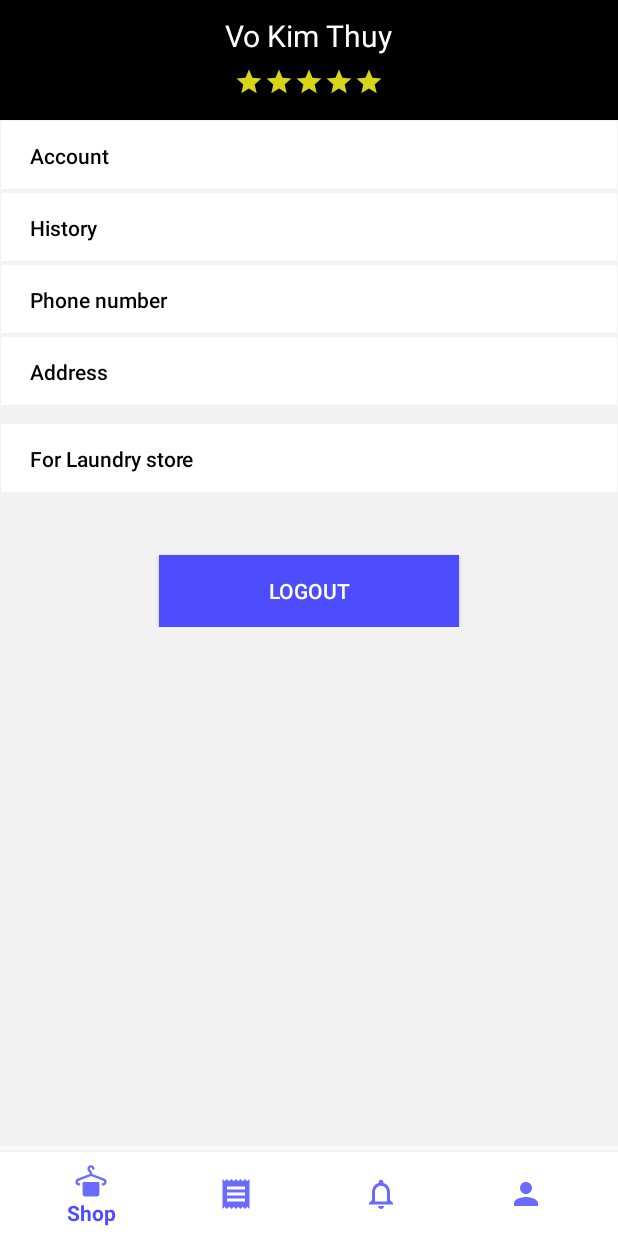
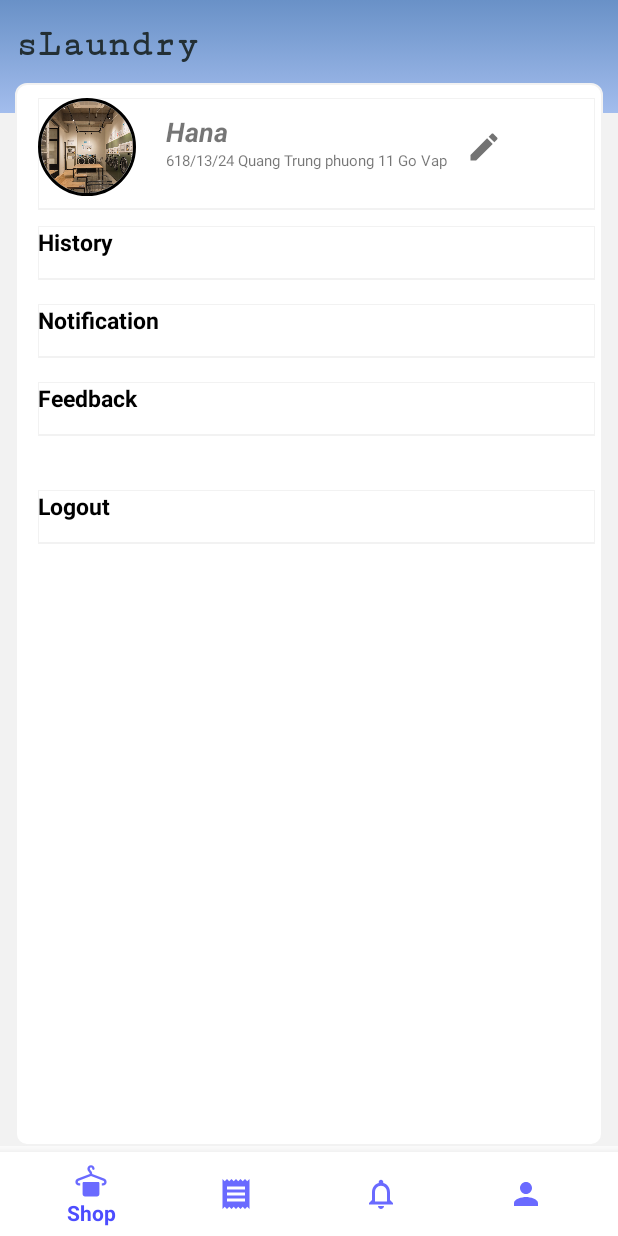
Before and after one commit to thuyvtk/CLaundry, an Android app: the screen it shows after launch (MainActivity), on a phone screen of 412 x 824 dp. Run offline under Robolectric (Android 15) with nearby library versions, the phone set to English and light mode, and no system bars; our stand-ins replace CircleImageView; Roboto replaces fonts that are not available here.

Commit message:
[Edit profile fragment]

```diff
--- a/app/src/main/java/thuyvtk/activity/laundry_customer/fragment/AccountFragment.java
+++ b/app/src/main/java/thuyvtk/activity/laundry_customer/fragment/AccountFragment.java
@@ -10,14 +10,10 @@ import android.view.LayoutInflater;
 import android.view.View;
 import android.view.ViewGroup;
 import android.widget.Button;
-
 import java.util.List;
-import java.util.zip.Inflater;
-
 import thuyvtk.activity.laundry_customer.R;
 import thuyvtk.activity.laundry_customer.activity.EditAccountActivity;
 import thuyvtk.activity.laundry_customer.activity.LoginActivity;
-import thuyvtk.activity.laundry_customer.activity.MainActivity;
 import thuyvtk.activity.laundry_customer.library.SharePreferenceLib;
 import thuyvtk.activity.laundry_customer.model.OrderDTO;
 import thuyvtk.activity.laundry_customer.view.OrderHistoryView;
@@ -26,16 +22,12 @@ import thuyvtk.activity.laundry_customer.view.OrderHistoryView;
  * A simple {@link Fragment} subclass.
  */
 public class AccountFragment extends Fragment implements OrderHistoryView {
-    Button btnAccount,btnLogout,btnHistory;
 
     public AccountFragment() {
         // Required empty public constructor
     }
 
     private void defineView(View view) {
-        btnAccount = view.findViewById(R.id.btnAccount);
-        btnLogout = view.findViewById(R.id.btnLogout);
-        btnHistory = view.findViewById(R.id.btnHistory);
     }
 
     @Override
@@ -44,30 +36,30 @@ public class AccountFragment extends Fragment implements OrderHistoryView {
         // Inflate the layout for this fragment
         View view = inflater.inflate(R.layout.fragment_account, container, false);
         defineView(view);
-        btnAccount.setOnClickListener(new View.OnClickListener() {
-            @Override
-            public void onClick(View view) {
-                Intent intent = new Intent(getContext(), EditAccountActivity.class);
-                startActivity(intent);
-            }
-        });
-        // logout
-        btnLogout.setOnClickListener(new View.OnClickListener() {
-            @Override
-            public void onClick(View v) {
-                SharePreferenceLib sharePreferenceLib =  new SharePreferenceLib(getContext());
-                sharePreferenceLib.logouṭ();
-                Intent intent = new Intent(getContext(),LoginActivity.class);
-                startActivity(intent);
-                getActivity().finish();
-            }
-        });
-        btnHistory.setOnClickListener(new View.OnClickListener() {
-            @Override
-            public void onClick(View v) {
-
-            }
-        });
+//        btnAccount.setOnClickListener(new View.OnClickListener() {
+//            @Override
+//            public void onClick(View view) {
+//                Intent intent = new Intent(getContext(), EditAccountActivity.class);
+//                startActivity(intent);
+//            }
+//        });
+//        // logout
+//        btnLogout.setOnClickListener(new View.OnClickListener() {
+//            @Override
+//            public void onClick(View v) {
+//                SharePreferenceLib sharePreferenceLib =  new SharePreferenceLib(getContext());
+//                sharePreferenceLib.logouṭ();
+//                Intent intent = new Intent(getContext(),LoginActivity.class);
+//                startActivity(intent);
+//                getActivity().finish();
+//            }
+//        });
+//        btnHistory.setOnClickListener(new View.OnClickListener() {
+//            @Override
+//            public void onClick(View v) {
+//
+//            }
+//        });
         return view;
         // view history
 
--- /dev/null
+++ b/app/src/main/res/drawable-v24/boder_radius_tab_item.xml
@@ -0,0 +1,12 @@
+<?xml version="1.0" encoding="utf-8"?>
+<selector xmlns:android="http://schemas.android.com/apk/res/android">
+    <item>
+        <shape>
+            <solid android:color="@color/white"/>
+            <corners
+                android:radius="7dp">
+            </corners>
+            <stroke android:color="@color/darker" android:width="1dp"/>
+        </shape>
+    </item>
+</selector>
--- /dev/null
+++ b/app/src/main/res/drawable-v24/bottom_line_dark.xml
@@ -0,0 +1,17 @@
+<?xml version="1.0" encoding="utf-8"?>
+<layer-list xmlns:android="http://schemas.android.com/apk/res/android"
+    android:layout_width="match_parent"
+    android:layout_height="1dp">
+    <item
+        android:bottom="1dp"
+        android:left="-1dp"
+        android:right="-1dp"
+        android:top="-1dp">
+        <shape android:shape="rectangle">
+            <stroke
+                android:width="1dp"
+                android:color="#f2f2f2" />
+        </shape>
+    </item>
+
+</layer-list>
--- /dev/null
+++ b/app/src/main/res/drawable-v24/ic_mode_edit_black_24dp.xml
@@ -0,0 +1,5 @@
+<vector android:height="24dp" android:tint="#737373"
+    android:viewportHeight="24.0" android:viewportWidth="24.0"
+    android:width="24dp" xmlns:android="http://schemas.android.com/apk/res/android">
+    <path android:fillColor="#FF000000" android:pathData="M3,17.25V21h3.75L17.81,9.94l-3.75,-3.75L3,17.25zM20.71,7.04c0.39,-0.39 0.39,-1.02 0,-1.41l-2.34,-2.34c-0.39,-0.39 -1.02,-0.39 -1.41,0l-1.83,1.83 3.75,3.75 1.83,-1.83z"/>
+</vector>
--- a/app/src/main/res/drawable/gradient_deep_blue.xml
+++ b/app/src/main/res/drawable/gradient_deep_blue.xml
@@ -4,8 +4,8 @@
         <shape>
             <gradient
                 android:angle="90"
-                android:startColor="#89f7fe"
-                android:endColor="#66a6ff"
+                android:startColor="#a3bded"
+                android:endColor="#6991c7"
                 android:type="linear"
                 />
         </shape>
--- a/app/src/main/res/layout/activity_main.xml
+++ b/app/src/main/res/layout/activity_main.xml
@@ -30,7 +30,5 @@
             app:itemIconTint="@color/puple_blue"
             app:itemTextColor="@color/puple_blue"
             app:menu="@menu/bottom_navigation_menu" />
-
-
     </FrameLayout>
 </LinearLayout>
--- a/app/src/main/res/layout/fragment_account.xml
+++ b/app/src/main/res/layout/fragment_account.xml
@@ -5,155 +5,142 @@
     android:layout_width="match_parent"
     android:layout_height="match_parent"
     tools:context=".fragment.AccountFragment">
-
     <LinearLayout
         android:layout_width="match_parent"
         android:layout_height="match_parent"
+        android:background="@color/darker"
         android:orientation="vertical">
-        <!--        profile-->
+
         <LinearLayout
             android:layout_width="match_parent"
-            android:layout_height="80dp"
-            android:background="@color/black"
-            android:orientation="vertical">
+            android:layout_height="75dp"
+            android:background="@drawable/gradient_deep_blue"
+            android:orientation="horizontal">
 
             <TextView
-                android:id="@+id/username"
                 android:layout_width="wrap_content"
                 android:layout_height="wrap_content"
-                android:layout_gravity="center_horizontal"
-                android:layout_marginTop="10dp"
-                android:fontFamily="sans-serif"
-                android:text="Vo Kim Thuy"
-                android:textColor="@color/white"
-                android:textSize="20dp" />
+                android:layout_marginLeft="15px"
+                android:layout_marginTop="15dp"
+                android:fontFamily="serif-monospace"
+                android:text="sLaundry"
+                android:textColor="@color/title"
+                android:textSize="25dp"
+                android:textStyle="bold" />
+        </LinearLayout>
 
-            <LinearLayout
-                android:layout_width="wrap_content"
-                android:layout_height="wrap_content"
-                android:layout_gravity="center_horizontal"
-                android:orientation="horizontal"
-                android:paddingTop="7dp">
-
-                <ImageView
-                    android:layout_width="20dp"
-                    android:layout_height="20dp"
-                    android:src="@drawable/ic_star_yellow_12dp" />
-
-                <ImageView
-                    android:layout_width="20dp"
-                    android:layout_height="20dp"
-                    android:src="@drawable/ic_star_yellow_12dp" />
-
-                <ImageView
-                    android:layout_width="20dp"
-                    android:layout_height="20dp"
-                    android:src="@drawable/ic_star_yellow_12dp" />
-
-                <ImageView
-                    android:layout_width="20dp"
-                    android:layout_height="20dp"
-                    android:src="@drawable/ic_star_yellow_12dp" />
-
-                <ImageView
-                    android:layout_width="20dp"
-                    android:layout_height="20dp"
-                    android:src="@drawable/ic_star_yellow_12dp" />
-            </LinearLayout>
-        </LinearLayout>
-        <!--        information-->
         <LinearLayout
             android:layout_width="match_parent"
             android:layout_height="match_parent"
-            android:background="@color/darker">
+            android:layout_marginLeft="15px"
+            android:layout_marginTop="-20dp"
+            android:layout_marginRight="15px"
+            android:background="@drawable/boder_radius_tab_item"
+            android:orientation="vertical"
+            android:paddingLeft="15dp"
+            android:paddingRight="5dp">
+            <!--            profile infor-->
+            <LinearLayout
+                android:layout_width="match_parent"
+                android:layout_height="wrap_content"
+                android:layout_marginTop="10dp"
+                android:background="@drawable/bottom_line_dark"
+                android:orientation="horizontal"
+                android:paddingBottom="10dp">
 
-            <ScrollView
-                android:layout_width="fill_parent"
-                android:layout_height="fill_parent"
-                android:scrollbars="vertical">
+                <de.hdodenhof.circleimageview.CircleImageView xmlns:app="http://schemas.android.com/apk/res-auto"
+                    android:id="@+id/image_profile"
+                    android:layout_width="65dp"
+                    android:layout_height="65dp"
+                    android:src="@drawable/demo_profile"
+                    app:civ_border_color="#FF000000"
+                    app:civ_border_width="2dp" />
+
 
                 <LinearLayout
-                    android:layout_width="match_parent"
+                    android:layout_width="200dp"
                     android:layout_height="wrap_content"
+                    android:layout_marginLeft="20dp"
+                    android:layout_marginTop="10dp"
                     android:orientation="vertical">
 
-                    <Button
-                        android:id="@+id/btnAccount"
-                        android:layout_width="match_parent"
+                    <TextView
+                        android:id="@+id/txtStoreName"
+                        android:layout_width="wrap_content"
                         android:layout_height="wrap_content"
-                        android:background="@drawable/background_tab"
-                        android:outlineProvider="none"
-                        android:paddingLeft="20dp"
-                        android:text="Account"
-                        android:textAlignment="textStart"
-                        android:textAppearance="@style/CustomTextAppearance"
-                        android:textColor="@color/black" />
+                        android:text="Hana"
+                        android:textSize="18dp"
+                        android:textStyle="bold|italic" />
 
-                    <Button
-                        android:id="@+id/btnHistory"
-                        android:layout_width="match_parent"
+                    <TextView
+                        android:id="@+id/txtAddress"
+                        android:layout_width="wrap_content"
                         android:layout_height="wrap_content"
-                        android:background="@drawable/background_tab"
-                        android:outlineProvider="none"
-                        android:paddingLeft="20dp"
+                        android:text="618/13/24 Quang Trung phuong 11 Go Vap"
+                        android:textSize="10dp" />
+                </LinearLayout>
+
+                <ImageButton
+                    android:id="@+id/imgEdit"
+                    android:layout_width="wrap_content"
+                    android:layout_height="wrap_content"
+                    android:layout_gravity="center_vertical"
+                    android:background="@color/white"
+                    android:src="@drawable/ic_mode_edit_black_24dp" />
+
+            </LinearLayout>
+            <!--            Status-->
+            <LinearLayout
+                android:layout_width="match_parent"
+                android:layout_height="wrap_content"
+                android:layout_marginTop="10dp"
+                android:background="@drawable/bottom_line_dark"
+                android:orientation="horizontal"
+                android:paddingBottom="15dp">
+
+                    <TextView
+                        android:layout_width="wrap_content"
+                        android:layout_height="wrap_content"
                         android:text="History"
-                        android:textAlignment="textStart"
-                        android:textAppearance="@style/CustomTextAppearance"
-                        android:textColor="@color/black" />
-
-                    <Button
-                        android:id="@+id/btnPhone"
-                        android:layout_width="match_parent"
-                        android:layout_height="wrap_content"
-                        android:background="@drawable/background_tab"
-                        android:outlineProvider="none"
-                        android:paddingLeft="20dp"
-                        android:text="Phone number"
-                        android:textAlignment="textStart"
-                        android:textAppearance="@style/CustomTextAppearance"
-                        android:textColor="@color/black" />
-
-                    <Button
-                        android:id="@+id/btnAddress"
-                        android:layout_width="match_parent"
-                        android:layout_height="wrap_content"
-                        android:background="@drawable/background_tab"
-                        android:outlineProvider="none"
-                        android:paddingLeft="20dp"
-                        android:text="Address"
-                        android:textAlignment="textStart"
-                        android:textAppearance="@style/CustomTextAppearance"
-                        android:textColor="@color/black" />
-
-                    <Button
-                        android:id="@+id/btnForStore"
-                        android:layout_width="match_parent"
-                        android:layout_height="wrap_content"
-                        android:layout_marginTop="10dp"
-                        android:background="@drawable/background_tab"
-                        android:outlineProvider="none"
-                        android:paddingLeft="20dp"
-                        android:text="For Laundry store"
-                        android:textAlignment="textStart"
-                        android:textAppearance="@style/CustomTextAppearance"
-                        android:textColor="@color/black" />
-
-                    <Button
-                        android:id="@+id/btnLogout"
-                        android:layout_width="200dp"
-                        android:layout_height="wrap_content"
-                        android:layout_gravity="center_horizontal"
-                        android:layout_marginTop="40dp"
-                        android:background="@color/puple_blue"
-                        android:text="LOGOUT"
-                        android:textColor="@color/white" />
+                        android:textColor="@color/black"
+                        android:textSize="15dp"
+                        android:textStyle="bold" />
 
 
-                </LinearLayout>
+            </LinearLayout>
 
-            </ScrollView>
+            <TextView
+                android:layout_width="match_parent"
+                android:layout_height="wrap_content"
+                android:layout_marginTop="15dp"
+                android:background="@drawable/bottom_line_dark"
+                android:paddingBottom="15dp"
+                android:text="Notification"
+                android:textColor="@color/black"
+                android:textSize="15dp"
+                android:textStyle="bold" />
 
+            <TextView
+                android:layout_width="match_parent"
+                android:layout_height="wrap_content"
+                android:layout_marginTop="15dp"
+                android:background="@drawable/bottom_line_dark"
+                android:paddingBottom="15dp"
+                android:text="Feedback"
+                android:textColor="@color/black"
+                android:textSize="15dp"
+                android:textStyle="bold" />
+            <TextView
+                android:id="@+id/txtLogout"
+                android:layout_width="match_parent"
+                android:layout_height="wrap_content"
+                android:layout_marginTop="35dp"
+                android:background="@drawable/bottom_line_dark"
+                android:paddingBottom="15dp"
+                android:text="Logout"
+                android:textColor="@color/black"
+                android:textSize="15dp"
+                android:textStyle="bold" />
         </LinearLayout>
-
     </LinearLayout>
 </FrameLayout>
```
Also changed, not shown: app/src/main/res/drawable-v24/demo_profile.jpg (added).
